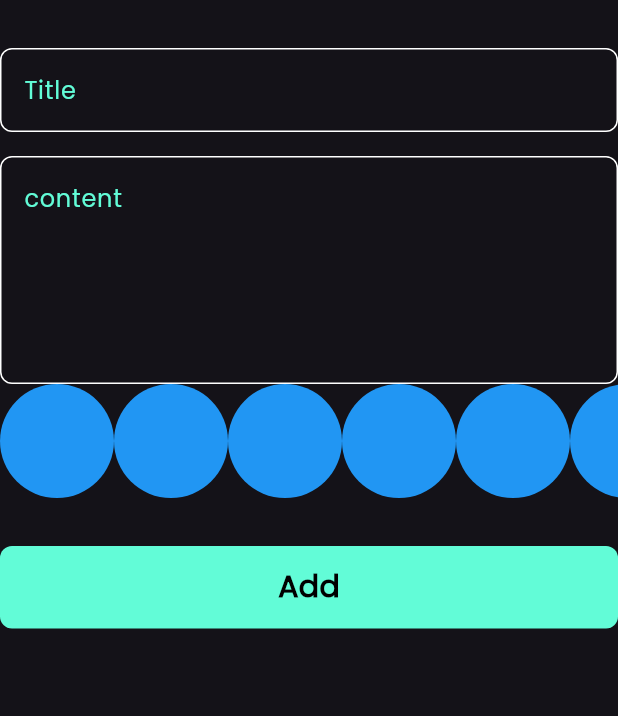
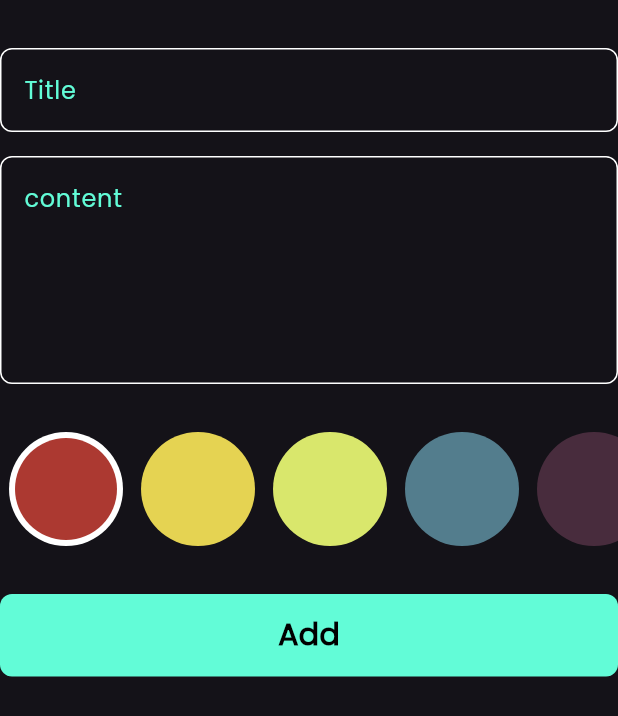
Before and after one commit to Omar-developer533/note_app, a Flutter app: the AddNoteForm widget shown alone on an empty page, opened directly, on a phone screen of 412 x 824 dp. Shown: the top 716 px of the screen. Run offline on Flutter 3.47's test engine with Material 3 defaults, Android fonts, the phone set to English and light mode, and no system bars; our stand-ins replace bloc, flutter_bloc, font_awesome_flutter, hive, hive_flutter, modal_progress_hud_nsn; accounts and stored records are empty.

Commit message:
colors list view part to

```diff
--- a/lib/views/widgets/add_note_form.dart
+++ b/lib/views/widgets/add_note_form.dart
@@ -42,7 +42,8 @@ class _AddNoteFormState extends State<AddNoteForm> {
               subTitle = value;
             },
           ),
-          ColorsList(),
+          SizedBox(height: 32),
+          ColorsListView(),
           SizedBox(height: 32),
           BlocBuilder<AddNoteCubit, AddNoteState>(
             builder: (context, state) {
--- a/lib/views/widgets/colors_list_view.dart
+++ b/lib/views/widgets/colors_list_view.dart
@@ -1,28 +1,58 @@
-
-
 import 'package:flutter/material.dart';
 
 class ColorItem extends StatelessWidget {
-  const ColorItem({super.key});
-
+  const ColorItem({super.key, required this.isActive, required this.color});
+  final bool isActive;
+  final Color color;
   @override
   Widget build(BuildContext context) {
-    return CircleAvatar(backgroundColor: Colors.blue, radius: 38);
+    return isActive
+        ? CircleAvatar(
+            backgroundColor: Colors.white,
+            radius: 38,
+            child: CircleAvatar(backgroundColor: color, radius: 34),
+          )
+        : CircleAvatar(backgroundColor: color, radius: 38);
   }
 }
 
-class ColorsList extends StatelessWidget {
-  const ColorsList({super.key});
+class ColorsListView extends StatefulWidget {
+  const ColorsListView({super.key});
 
+  @override
+  State<ColorsListView> createState() => _ColorsListViewState();
+}
+
+class _ColorsListViewState extends State<ColorsListView> {
+  List<Color> colors = const [
+    Color(0xffAC3931),
+    Color(0xffE5D352),
+    Color(0xffD9E76C),
+    Color(0xff537D8D),
+    Color(0xff482C3D),
+  ];
+  int currentIndex = 0;
   @override
   Widget build(BuildContext context) {
     return SizedBox(
       height: 38 * 2,
       child: ListView.builder(
         scrollDirection: Axis.horizontal,
-        itemCount: 10,
+        itemCount: colors.length,
         itemBuilder: (context, index) {
-          return ColorItem();
+          return Padding(
+            padding: const EdgeInsets.symmetric(horizontal: 6),
+            child: GestureDetector(
+              onTap: () {
+                currentIndex = index;
+                setState(() {});
+              },
+              child: ColorItem(
+                isActive: index == currentIndex,
+                color: colors[index],
+              ),
+            ),
+          );
         },
       ),
     );
```
